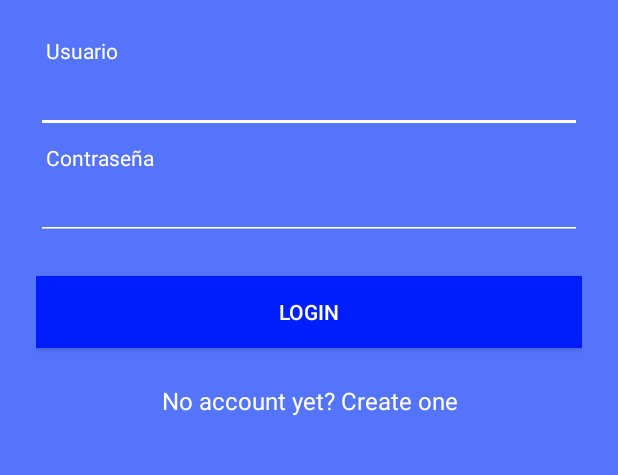
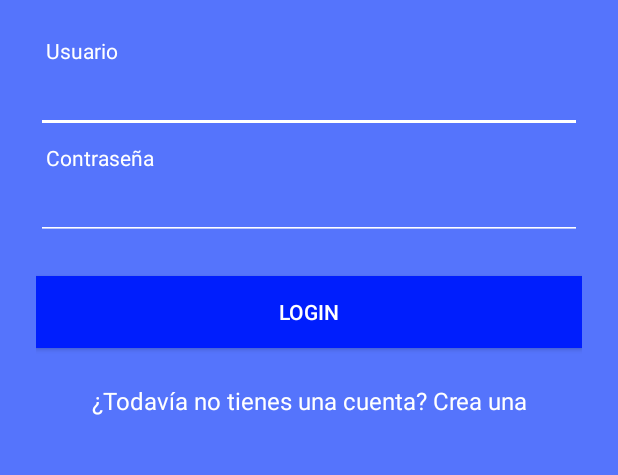
Before and after one commit to nacho949/Aiscrim, an Android app: the screen it shows after launch (LoginActivity), on a phone screen of 412 x 824 dp, the part 192-667 px from its top. Run offline under Robolectric (Android 15) with nearby library versions, the phone set to English and light mode, and no system bars; our stand-ins replace ButterKnife.

Commit message:
cambiado mensaje login

```diff
--- a/app/src/main/res/layout/activity_login.xml
+++ b/app/src/main/res/layout/activity_login.xml
@@ -64,7 +64,7 @@
         android:layout_width="fill_parent"
         android:layout_height="wrap_content"
         android:layout_marginBottom="24dp"
-        android:text="No account yet? Create one"
+        android:text="¿Todavía no tienes una cuenta? Crea una"
         android:gravity="center"
         android:textSize="16dip"
         android:textColor="#ffffff" />
```
